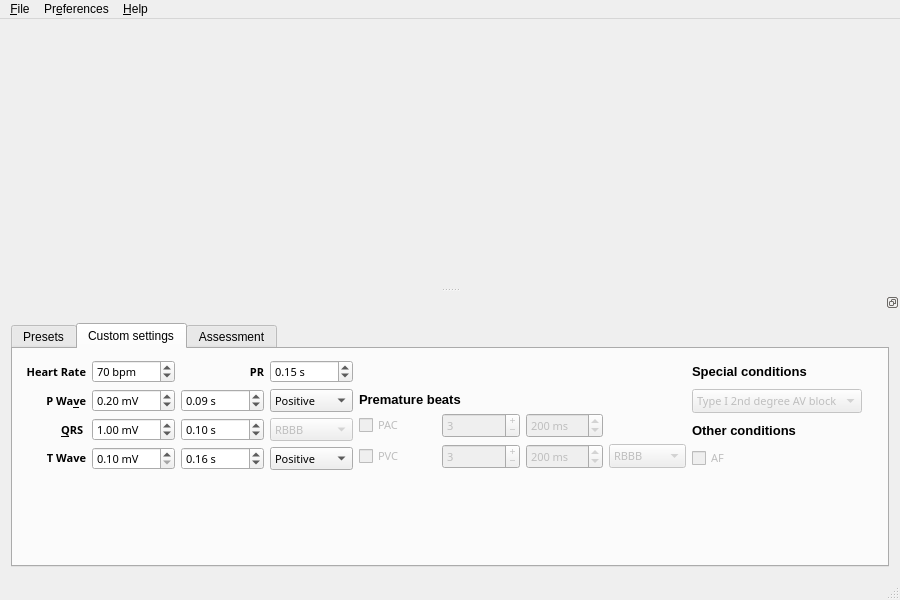
tushagarwal/SimECG, file mymainwindow.ui: the form before one commit.
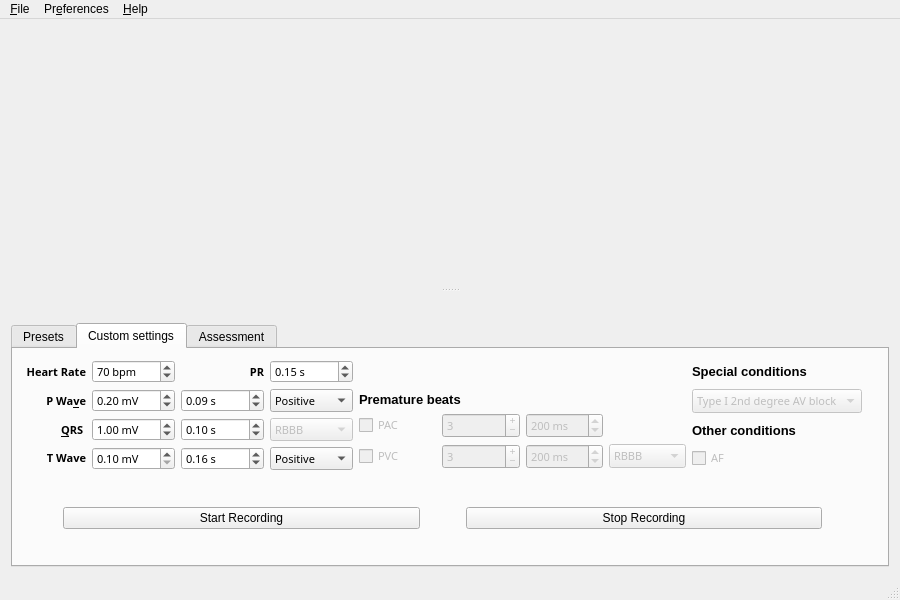
The form after the commit. The open tabs and pages were chosen to show the change. Icons and pictures are not drawn. Custom widgets are drawn as their Qt base class.

What changed in the file:
```diff
--- a/mymainwindow.ui
+++ b/mymainwindow.ui
@@ -11,7 +11,7 @@
    </rect>
   </property>
   <property name="sizePolicy">
-   <sizepolicy hsizetype="MinimumExpanding" vsizetype="MinimumExpanding">
+   <sizepolicy hsizetype="Fixed" vsizetype="Fixed">
     <horstretch>0</horstretch>
     <verstretch>0</verstretch>
    </sizepolicy>
@@ -22,6 +22,12 @@
     <height>600</height>
    </size>
   </property>
+  <property name="maximumSize">
+   <size>
+    <width>900</width>
+    <height>600</height>
+   </size>
+  </property>
   <property name="windowTitle">
    <string comment="Application title name">simECG - The OpenSource ECG simulator</string>
   </property>
@@ -133,7 +139,7 @@
     <bool>false</bool>
    </property>
    <property name="features">
-    <set>QDockWidget::DockWidgetFloatable|QDockWidget::DockWidgetMovable</set>
+    <set>QDockWidget::NoDockWidgetFeatures</set>
    </property>
    <property name="allowedAreas">
     <set>Qt::BottomDockWidgetArea|Qt::TopDockWidgetArea</set>
@@ -1214,6 +1220,83 @@
           </item>
          </layout>
         </widget>
+        <widget class="QWidget" name="horizontalLayoutWidget">
+         <property name="geometry">
+          <rect>
+           <x>-1</x>
+           <y>129</y>
+           <width>861</width>
+           <height>81</height>
+          </rect>
+         </property>
+         <layout class="QHBoxLayout" name="horizontalLayout_3" stretch="0,0,0,0,0">
+          <item>
+           <spacer name="horizontalSpacer_2">
+            <property name="orientation">
+             <enum>Qt::Horizontal</enum>
+            </property>
+            <property name="sizeType">
+             <enum>QSizePolicy::Minimum</enum>
+            </property>
+            <property name="sizeHint" stdset="0">
+             <size>
+              <width>40</width>
+              <height>20</height>
+             </size>
+            </property>
+           </spacer>
+          </item>
+          <item>
+           <widget class="QPushButton" name="startRecording">
+            <property name="text">
+             <string>Start Recording</string>
+            </property>
+           </widget>
+          </item>
+          <item>
+           <spacer name="horizontalSpacer">
+            <property name="orientation">
+             <enum>Qt::Horizontal</enum>
+            </property>
+            <property name="sizeType">
+             <enum>QSizePolicy::Minimum</enum>
+            </property>
+            <property name="sizeHint" stdset="0">
+             <size>
+              <width>40</width>
+              <height>20</height>
+             </size>
+            </property>
+           </spacer>
+          </item>
+          <item>
+           <widget class="QPushButton" name="stopRecording">
+            <property name="enabled">
+             <bool>true</bool>
+            </property>
+            <property name="text">
+             <string>Stop Recording</string>
+            </property>
+           </widget>
+          </item>
+          <item>
+           <spacer name="horizontalSpacer_3">
+            <property name="orientation">
+             <enum>Qt::Horizontal</enum>
+            </property>
+            <property name="sizeType">
+             <enum>QSizePolicy::Minimum</enum>
+            </property>
+            <property name="sizeHint" stdset="0">
+             <size>
+              <width>40</width>
+              <height>20</height>
+             </size>
+            </property>
+           </spacer>
+          </item>
+         </layout>
+        </widget>
        </widget>
        <widget class="QWidget" name="assessmentTab">
         <attribute name="title">
```
Left out of the diff: 2 changed lines with no effect on the pictures.
